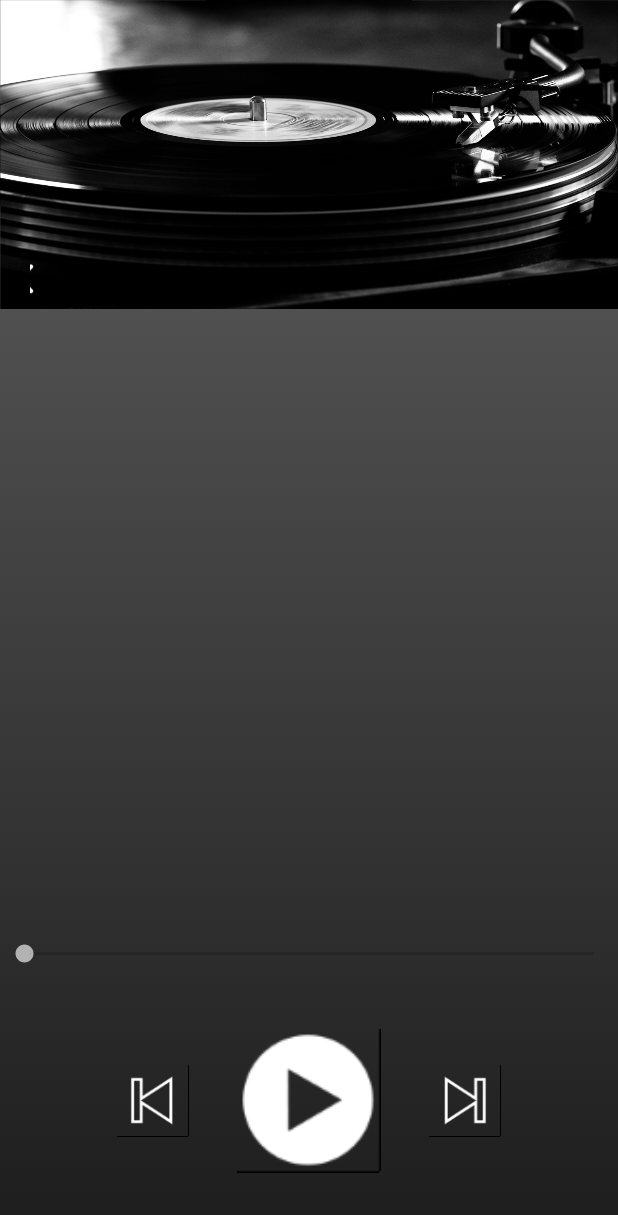
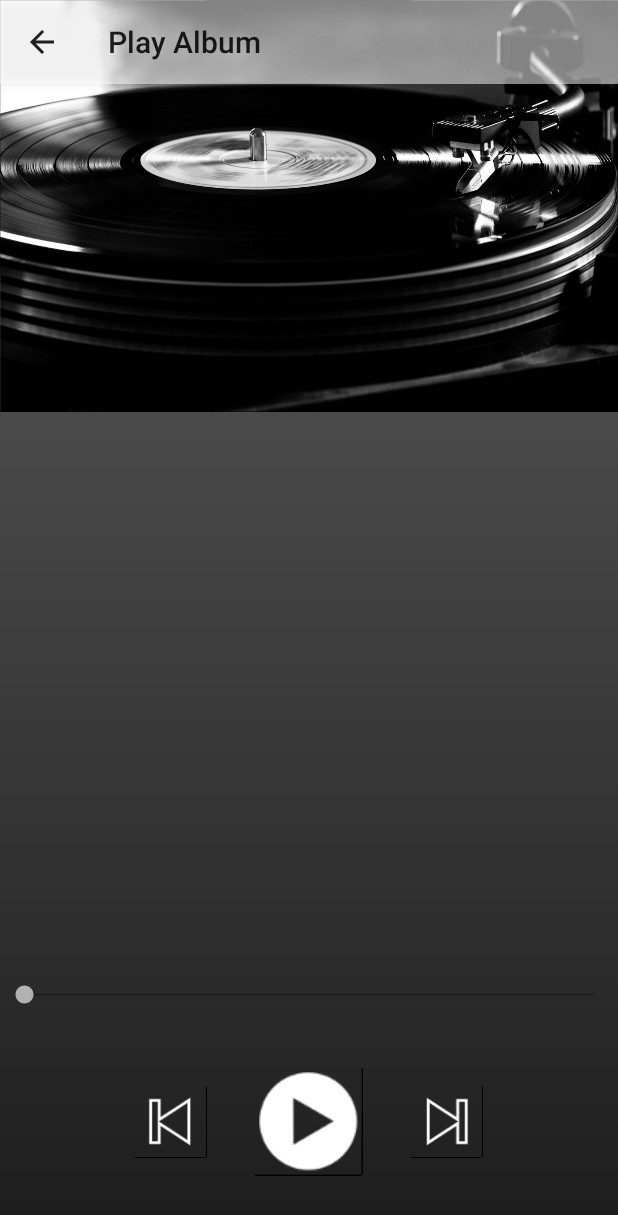
Before and after one commit to DragoshCraciun/Vinyl-Player, an Android app: the PlayActivity screen opened directly, with no data from a screen before it, on a phone screen of 412 x 824 dp. Shown: the top 1215 px of the screen. Run offline under Robolectric (Android 15) with nearby library versions, the phone set to English and light mode, and no system bars.

Commit message:
fix: Back button is now working Back button is now fixed by adding a action bar. Also labels are now working.

```diff
--- a/app/src/main/java/com/galacticcoders/vinyl_player/MainActivity.java
+++ b/app/src/main/java/com/galacticcoders/vinyl_player/MainActivity.java
@@ -11,6 +11,12 @@ import android.widget.ImageView;
 import android.widget.ListView;
 
 import java.util.ArrayList;
+
+/**
+ * https://icons8.com/
+ * https://theartsdesk.com/new-music/theartsdesk-vinyl-34-trent-reznor-shpongle-roni-size-willie-nelson-and-more
+ * https://en.wikipedia.org/wiki/Slowhand (and other similar pages)
+ */
 
 public class MainActivity extends AppCompatActivity {
 
--- a/app/src/main/java/com/galacticcoders/vinyl_player/PlayActivity.java
+++ b/app/src/main/java/com/galacticcoders/vinyl_player/PlayActivity.java
@@ -19,20 +19,6 @@ public class PlayActivity extends AppCompatActivity {
     protected void onCreate(Bundle savedInstanceState) {
         super.onCreate(savedInstanceState);
         setContentView(R.layout.activity_play);
-
-        // Find the Button in the activity_play.xml layout with the ID backButton
-        Button backButton = (Button) findViewById(R.id.backButton);
-        backButton.setOnClickListener(new View.OnClickListener() {
-
-            // The code in this method will be executed when the backButton is clicked on.
-            @Override
-            public void onClick(View view) {
-                // Create a new intent to open the {@link MainActivity}
-                Intent mainScreenIntent = new Intent(PlayActivity.this, MainActivity.class);
-                // Start the new activity
-                startActivity(mainScreenIntent);
-            }
-        });
 
         // Find the ImageView in the album_list.xml layout with the ID backButton
         albumCover = (ImageView) findViewById(R.id.albumCover);
--- a/app/src/main/res/layout/activity_main.xml
+++ b/app/src/main/res/layout/activity_main.xml
@@ -11,7 +11,7 @@
     <LinearLayout
         android:layout_width="match_parent"
         android:layout_height="match_parent"
-        android:layout_weight="3">
+        android:layout_weight="2">
 
         <ImageView
             android:layout_width="match_parent"
--- a/app/src/main/res/layout/activity_play.xml
+++ b/app/src/main/res/layout/activity_play.xml
@@ -11,16 +11,7 @@
     <RelativeLayout
         android:layout_width="match_parent"
         android:layout_height="match_parent"
-        android:layout_weight="3">
-
-        <Button
-            android:id="@+id/backButton"
-            android:layout_alignParentBottom="true"
-            android:layout_width="24dp"
-            android:layout_height="24dp"
-            android:layout_margin="8dp"
-            android:background="@drawable/ico_back"
-            />
+        android:layout_weight="2">
 
         <ImageView
             android:layout_width="match_parent"
@@ -40,7 +31,7 @@
             android:id="@+id/albumCover"
             android:layout_width="match_parent"
             android:layout_height="match_parent"
-            android:layout_margin="16dp"
+            android:layout_margin="32dp"
             android:layout_weight="2" />
 
         <LinearLayout
@@ -84,8 +75,8 @@
                     android:background="@drawable/ico_previous_track" />
 
                 <Button
-                    android:layout_width="96dp"
-                    android:layout_height="96dp"
+                    android:layout_width="72dp"
+                    android:layout_height="72dp"
                     android:layout_margin="16dp"
                     android:background="@drawable/ico_play" />
 
--- a/app/src/main/res/values/colors.xml
+++ b/app/src/main/res/values/colors.xml
@@ -1,6 +1,6 @@
 <?xml version="1.0" encoding="utf-8"?>
 <resources>
-    <color name="colorPrimary">#3F51B5</color>
+    <color name="colorPrimary">#83ffffff</color>
     <color name="colorPrimaryDark">#303F9F</color>
     <color name="colorAccent">#a2ffffff</color>
     <color name="textPrimary">#c9c9c9</color>
--- a/app/src/main/res/values/strings.xml
+++ b/app/src/main/res/values/strings.xml
@@ -1,3 +1,3 @@
 <resources>
-    <string name="app_name">vinyl_player</string>
+    <string name="app_name">Vinyl Player</string>
 </resources>
--- a/app/src/main/res/values/styles.xml
+++ b/app/src/main/res/values/styles.xml
@@ -1,7 +1,7 @@
 <resources>
 
     <!-- Base application theme. -->
-    <style name="AppTheme" parent="Theme.AppCompat.Light.NoActionBar">
+    <style name="AppTheme" parent="Theme.AppCompat.Light">
         <!-- Customize your theme here. -->
         <item name="android:windowTranslucentStatus">true</item>
         <item name="colorPrimary">@color/colorPrimary</item>
```
Also changed, not shown: app/src/main/res/drawable-hdpi/ico_back.png (renamed from app/src/main/res/drawable-hdpi/ico_back.9.png), app/src/main/res/drawable-mdpi/ico_back.png (renamed from app/src/main/res/drawable-mdpi/ico_back.9.png), app/src/main/res/drawable-xhdpi/ico_back.png (renamed from app/src/main/res/drawable-xhdpi/ico_back.9.png), app/src/main/res/drawable-xxhdpi/ico_back.png (renamed from app/src/main/res/drawable-xxhdpi/ico_back.9.png), app/src/main/res/drawable-xxxhdpi/ico_back.png (renamed from app/src/main/res/drawable-xxxhdpi/ico_back.9.png), 1 other file.
